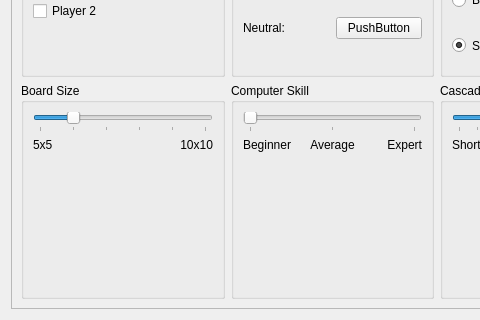
KDE/kjumpingcube, file settings.ui: the form before one commit; both pictures show x 0 to 480 and y 161 to 481 of the 665 by 481 pixel window.
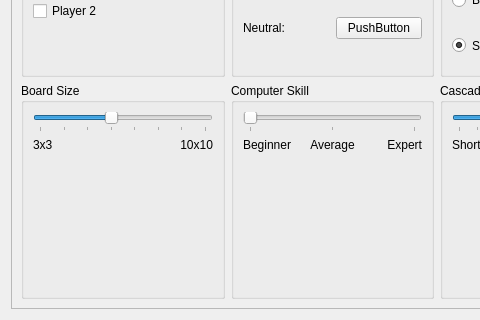
The form after the commit. Custom widgets are drawn as their Qt base class.

Commit message: Allow games with 3x3 and 4x4 cube boxes.

Diff of the .ui file:
```diff
--- a/settings.ui
+++ b/settings.ui
@@ -105,7 +105,7 @@
          <item row="1" column="0">
           <widget class="QLabel" name="label_4">
            <property name="text">
-            <string>5x5</string>
+            <string>3x3</string>
            </property>
            <property name="alignment">
             <set>Qt::AlignLeading|Qt::AlignLeft|Qt::AlignTop</set>
@@ -115,7 +115,7 @@
          <item row="0" column="0" colspan="2">
           <widget class="QSlider" name="kcfg_CubeDim">
            <property name="minimum">
-            <number>5</number>
+            <number>3</number>
            </property>
            <property name="maximum">
             <number>10</number>
```
The commit also changes 1 other file.
